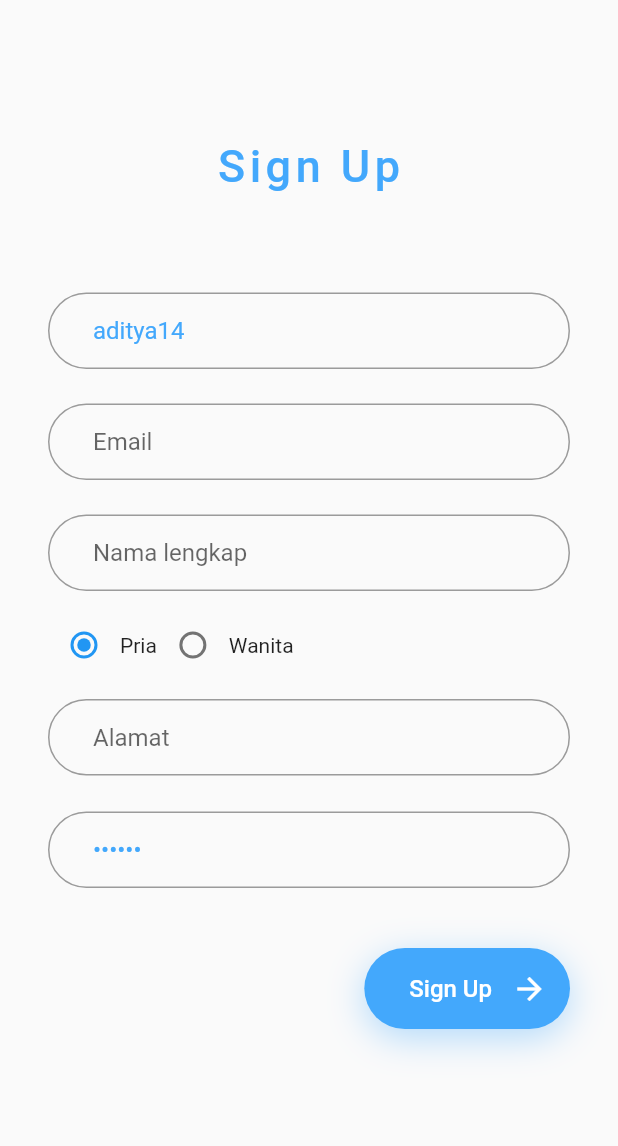
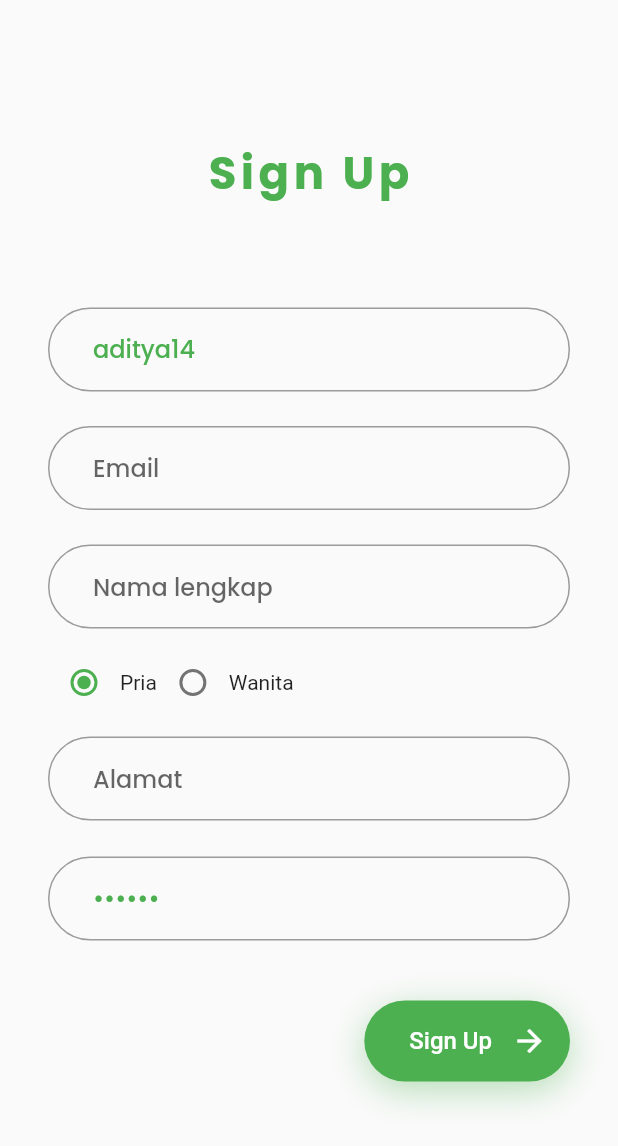
Before and after one commit to AditPutraDev/hasil-tani, a Flutter app: the SignUpPage screen opened directly, on a phone screen of 412 x 824 dp. Shown: the top 1146 px of the screen. Run offline on Flutter 3.47's test engine with Material 2 defaults, Android fonts, the phone set to English and light mode, and no system bars; our stand-ins replace bot_toast, cached_network_image, flutter_spinkit, get, google_fonts, shared_preferences and 1 more; accounts and stored records are empty; network calls fail; statements that could not run were skipped.

Commit message:
utils color

```diff
--- a/lib/controllers/dictionary_controller.dart
+++ b/lib/controllers/dictionary_controller.dart
@@ -8,6 +8,7 @@ class DictionaryController extends GetxController {
   var isTyping = false.obs;
   var search = TextEditingController();
   var searchText = "".obs;
+  String empty = 'https://image.flaticon.com/icons/png/512/1437/1437185.png';
 
   @override
   void onInit() {
--- a/lib/controllers/galery_controller.dart
+++ b/lib/controllers/galery_controller.dart
@@ -3,6 +3,9 @@ part of 'controllers.dart';
 class GaleryController extends GetxController {
   final RxList<Galery> galeryList = <Galery>[].obs;
   var isLoading = true.obs;
+  String soon = 'https://image.flaticon.com/icons/png/512/4771/4771343.png';
+  String garden = 'https://image.flaticon.com/icons/png/512/2917/2917733.png';
+  String fish = 'https://image.flaticon.com/icons/png/512/4039/4039770.png';
 
   @override
   void onInit() {
--- a/lib/main.dart
+++ b/lib/main.dart
@@ -14,7 +14,7 @@ class MyApp extends StatelessWidget {
     return GetMaterialApp(
       title: 'Hasil Tani',
       debugShowCheckedModeBanner: false,
-      theme: ThemeData(primaryColor: mainBlueColor),
+      theme: ThemeData(primarySwatch: Colors.green, primaryColor: greenColor),
       home: MainPage(),
       builder: BotToastInit(),
     );
--- a/lib/shared/request_config.dart
+++ b/lib/shared/request_config.dart
@@ -1,6 +1,6 @@
 import 'package:http/http.dart' as http;
 
-const baseUrl = 'http://192.168.1.5/flutter-server/';
+const baseUrl = 'http://192.168.1.3/flutter-server/';
 
 class Request {
   String url;
--- a/lib/shared/themes.dart
+++ b/lib/shared/themes.dart
@@ -20,3 +20,7 @@ TextStyle blackBoldStyle = GoogleFonts.poppins().copyWith(
     fontWeight: FontWeight.bold,
     letterSpacing: 1.0);
 TextStyle titleToastStyle = GoogleFonts.poppins().copyWith(fontSize: 14);
+TextStyle mainStyle = GoogleFonts.poppins().copyWith(
+  color: greenColor,
+  fontWeight: FontWeight.w500,
+);
--- a/lib/ui/pages/dictionary_page.dart
+++ b/lib/ui/pages/dictionary_page.dart
@@ -50,7 +50,10 @@ class DictionaryPage extends StatelessWidget {
                       padding: EdgeInsets.only(top: height / 4),
                       child: Column(
                         children: [
-                          Icon(Icons.inventory_rounded, size: 150),
+                          CustomListCard.imageItem(
+                            dictioncaryController.empty,
+                            fit: BoxFit.contain,
+                          ),
                           Text('data kosong'),
                         ],
                       ),
--- a/lib/ui/pages/dictionary_search_page.dart
+++ b/lib/ui/pages/dictionary_search_page.dart
@@ -75,7 +75,10 @@ class DictionarySearchPage extends StatelessWidget {
                                 padding: EdgeInsets.only(top: height / 4),
                                 child: Column(
                                   children: [
-                                    Icon(Icons.inventory_rounded, size: 150),
+                                    CustomListCard.imageItem(
+                                      dictioncaryController.empty,
+                                      fit: BoxFit.contain,
+                                    ),
                                     Text('data kosong'),
                                   ],
                                 ),
--- a/lib/ui/pages/main_page.dart
+++ b/lib/ui/pages/main_page.dart
@@ -17,7 +17,7 @@ class _MainPageState extends State<MainPage> {
     return Scaffold(
       body: Stack(
         children: [
-          Container(color: mainBlueColor),
+          Container(color: greenColor),
           SafeArea(
             child: Container(color: greyPage),
           ),
--- a/lib/ui/pages/sign_up_page.dart
+++ b/lib/ui/pages/sign_up_page.dart
@@ -21,11 +21,10 @@ class _SignUpPageState extends State<SignUpPage> {
                   padding: const EdgeInsets.only(top: 93),
                   child: Text(
                     "Sign Up",
-                    style: TextStyle(
-                      color: Color(0xFF43A8FC),
+                    style: mainStyle.copyWith(
+                      fontSize: 30,
+                      fontWeight: FontWeight.bold,
                       letterSpacing: 3,
-                      fontSize: 30,
-                      fontWeight: FontWeight.w500,
                     ),
                   ),
                 ),
@@ -33,7 +32,7 @@ class _SignUpPageState extends State<SignUpPage> {
                   padding: const EdgeInsets.only(top: 67),
                   child: TextField(
                     controller: authController.username,
-                    style: TextStyle(color: Color(0xFF43A8FC)),
+                    style: mainStyle,
                     decoration: new InputDecoration(
                         border: new OutlineInputBorder(
                           borderRadius: const BorderRadius.all(
@@ -48,7 +47,7 @@ class _SignUpPageState extends State<SignUpPage> {
                   padding: const EdgeInsets.only(top: 23),
                   child: TextField(
                     controller: authController.email,
-                    style: TextStyle(color: Color(0xFF43A8FC)),
+                    style: mainStyle,
                     decoration: new InputDecoration(
                         border: new OutlineInputBorder(
                           borderRadius: const BorderRadius.all(
@@ -64,7 +63,7 @@ class _SignUpPageState extends State<SignUpPage> {
                   padding: const EdgeInsets.only(top: 23),
                   child: TextField(
                     controller: authController.fullname,
-                    style: TextStyle(color: Color(0xFF43A8FC)),
+                    style: mainStyle,
                     decoration: new InputDecoration(
                         border: new OutlineInputBorder(
                           borderRadius: const BorderRadius.all(
@@ -104,7 +103,7 @@ class _SignUpPageState extends State<SignUpPage> {
                   minLines: 1,
                   maxLines: 3,
                   controller: authController.address,
-                  style: TextStyle(color: Color(0xFF43A8FC)),
+                  style: mainStyle,
                   decoration: new InputDecoration(
                       border: new OutlineInputBorder(
                         borderRadius: const BorderRadius.all(
@@ -118,7 +117,7 @@ class _SignUpPageState extends State<SignUpPage> {
                 TextField(
                   controller: authController.password,
                   obscureText: true,
-                  style: TextStyle(color: Color(0xFF43A8FC)),
+                  style: mainStyle,
                   decoration: new InputDecoration(
                       border: new OutlineInputBorder(
                         borderRadius: const BorderRadius.all(
--- a/lib/ui/widgets/custom_elevation.dart
+++ b/lib/ui/widgets/custom_elevation.dart
@@ -15,7 +15,7 @@ class CustomElevation extends StatelessWidget {
         borderRadius: BorderRadius.circular(borderRadius ?? 0),
         boxShadow: <BoxShadow>[
           BoxShadow(
-            color: Color(0xFF43A8FC).withAlpha(100),
+            color: greenColor.withAlpha(100),
             blurRadius: elevation ?? 20,
             offset: Offset(0, elevation == 0 ? 0 : 6),
           ),
--- a/lib/ui/widgets/loading_indicator.dart
+++ b/lib/ui/widgets/loading_indicator.dart
@@ -26,7 +26,10 @@ class Loading {
         stops: [0.25, 0.5, 0.35],
         colors: [Colors.grey.shade200, Colors.white, Colors.grey.shade200]),
     child: Container(
-      color: whiteColor,
+      decoration: BoxDecoration(
+        color: whiteColor,
+        borderRadius: BorderRadius.circular(8),
+      ),
     ),
   );
 }
--- a/lib/ui/widgets/my_button.dart
+++ b/lib/ui/widgets/my_button.dart
@@ -41,7 +41,7 @@ class MyRaisedButton extends StatelessWidget {
                 style: TextButton.styleFrom(
                   padding:
                       EdgeInsets.fromLTRB(30, 15, icon != null ? 15 : 30, 15),
-                  backgroundColor: color ?? Color(0xFF43A8FC),
+                  backgroundColor: color ?? greenColor,
                   shape: RoundedRectangleBorder(
                     borderRadius: BorderRadius.circular(100),
                   ),
```
Also changed, not shown: lib/ui/pages/galery_page.dart (+24 -11 lines), lib/ui/pages/news_page.dart (+20 -8 lines), lib/ui/pages/sign_in_page.dart (+6 -7 lines), lib/ui/widgets/custom_button_navbar.dart (+7 -7 lines), lib/ui/widgets/custom_list_card.dart (+7 -6 lines).
